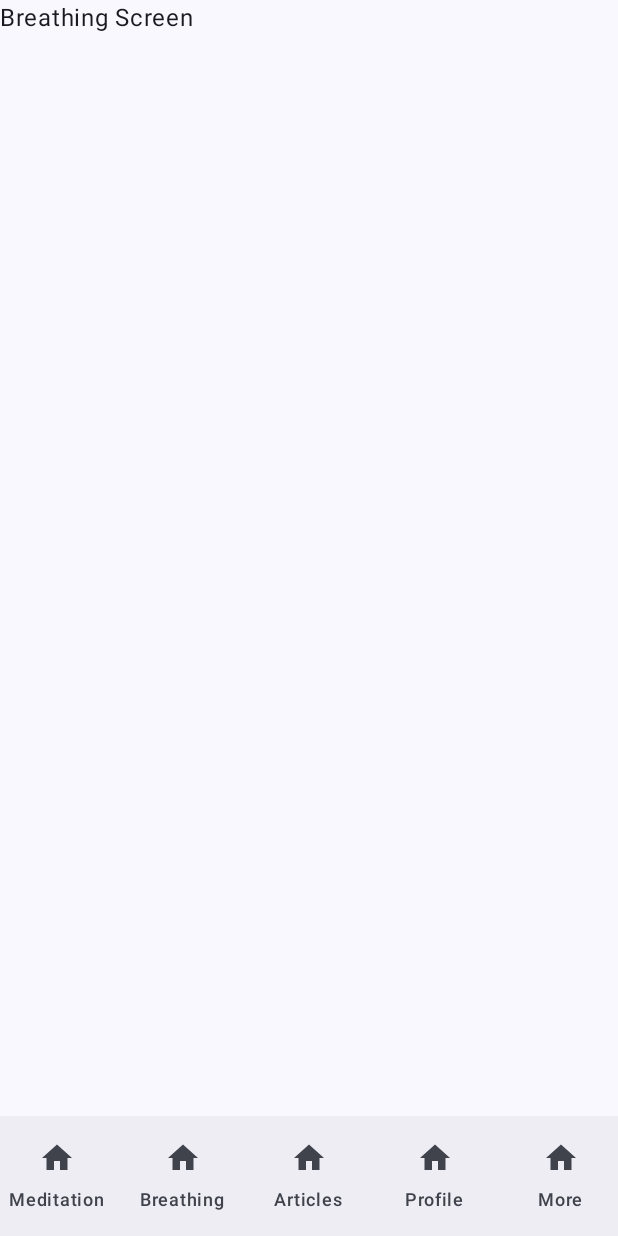
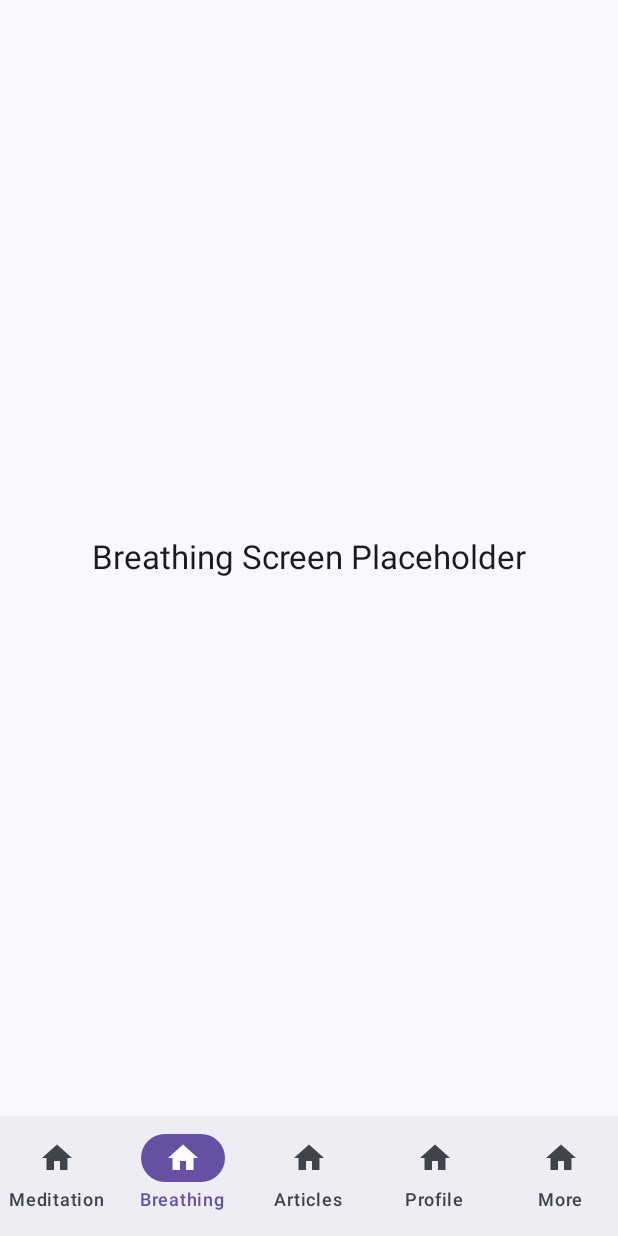
Before and after one commit to nikul014/CalmEase-Android, an Android app built with Jetpack Compose: the DashboardScreen screen opened through its navigation route, item 2 of the bottom bar chosen, on a phone screen of 412 x 824 dp. Run offline under Robolectric (Android 15) with nearby library versions, the phone set to English and light mode, and no system bars; 1 statement that could not run was skipped.

Commit message:
Added BreathingScreen navigation

```diff
--- a/app/src/main/java/com/example/calmease/AppNavigation.kt
+++ b/app/src/main/java/com/example/calmease/AppNavigation.kt
@@ -6,6 +6,7 @@ import androidx.navigation.compose.composable
 import androidx.navigation.compose.rememberNavController
 import com.example.calmease.enums.SharedPrefKeys
 import com.example.calmease.ui.screen.about.AboutScreen
+import com.example.calmease.ui.screen.breathing.BreathingScreen
 import com.example.calmease.ui.screen.contact.ContactScreen
 import com.example.calmease.ui.screen.dashboard.DashboardScreen
 import com.example.calmease.ui.screen.login.LoginScreen
@@ -18,13 +19,14 @@ fun AppNavigation() {
     val isLoggedIn =
         CalmEaseApplication.sharedPreferenceHelper.get(SharedPrefKeys.TOKEN, "").isNotEmpty()
 
-    val startDestination = if (isLoggedIn) "dashboard" else "login"
+   // val startDestination = if (isLoggedIn) "dashboard" else "login"
 
-    NavHost(navController = navController, startDestination = startDestination) {
+    NavHost(navController = navController, startDestination = "dashboard") {
         composable("login") { LoginScreen(navController) }
         composable("signup") { SignupScreen(navController) }
         composable("dashboard") { DashboardScreen() }
         composable("about") { AboutScreen(navController) }
         composable("contact") { ContactScreen(navController) }
+        composable("breathing") { BreathingScreen() }
     }
 }
--- /dev/null
+++ b/app/src/main/java/com/example/calmease/ui/screen/breathing/BreathingScreen.kt
@@ -0,0 +1,27 @@
+package com.example.calmease.ui.screen.breathing
+
+import androidx.compose.foundation.layout.*
+import androidx.compose.material3.*
+import androidx.compose.runtime.Composable
+import androidx.compose.ui.Alignment
+import androidx.compose.ui.Modifier
+import androidx.compose.ui.unit.dp
+
+@Composable
+fun BreathingScreen() {
+    Surface(
+        modifier = Modifier.fillMaxSize(),
+        color = MaterialTheme.colorScheme.background
+    ) {
+        Column(
+            modifier = Modifier.fillMaxSize(),
+            verticalArrangement = Arrangement.Center,
+            horizontalAlignment = Alignment.CenterHorizontally
+        ) {
+            Text(
+                text = "Breathing Screen Placeholder",
+                style = MaterialTheme.typography.titleLarge
+            )
+        }
+    }
+}
--- a/app/src/main/java/com/example/calmease/ui/screen/dashboard/DashboardScreen.kt
+++ b/app/src/main/java/com/example/calmease/ui/screen/dashboard/DashboardScreen.kt
@@ -22,6 +22,7 @@ import com.example.calmease.ui.screen.Meditation.MeditationDetailScreen
 import com.example.calmease.ui.screen.Meditation.MeditationScreen
 import com.example.calmease.ui.screen.article.ArticleDetailScreen
 import com.example.calmease.ui.screen.article.ArticleScreen
+import com.example.calmease.ui.screen.breathing.BreathingScreen
 import com.example.calmease.ui.theme.CalmPrimaryDark
 import com.example.calmease.ui.theme.CalmPrimaryLight
 import com.example.calmease.ui.theme.CalmSecondaryDark
@@ -93,11 +94,17 @@ fun BottomNavigationBar(navController: NavController) {
 
 
         NavigationBarItem(
-            selected = false,
+            selected = currentRoute == "breathing",
             onClick = { navController.navigate("breathing") },
             label = { Text("Breathing") },
-            icon = { Icon(imageVector = Icons.Default.Home, contentDescription = null) }
+            icon = { Icon(imageVector = Icons.Default.Home, contentDescription = null) },
+            colors = NavigationBarItemDefaults.colors(
+                selectedIconColor = Color.White,
+                selectedTextColor = CalmPrimaryDark,
+                indicatorColor = CalmPrimaryDark,
+            )
         )
+
         NavigationBarItem(
             selected = currentRoute == "articles",
             onClick = { navController.navigate("articles") },
```
